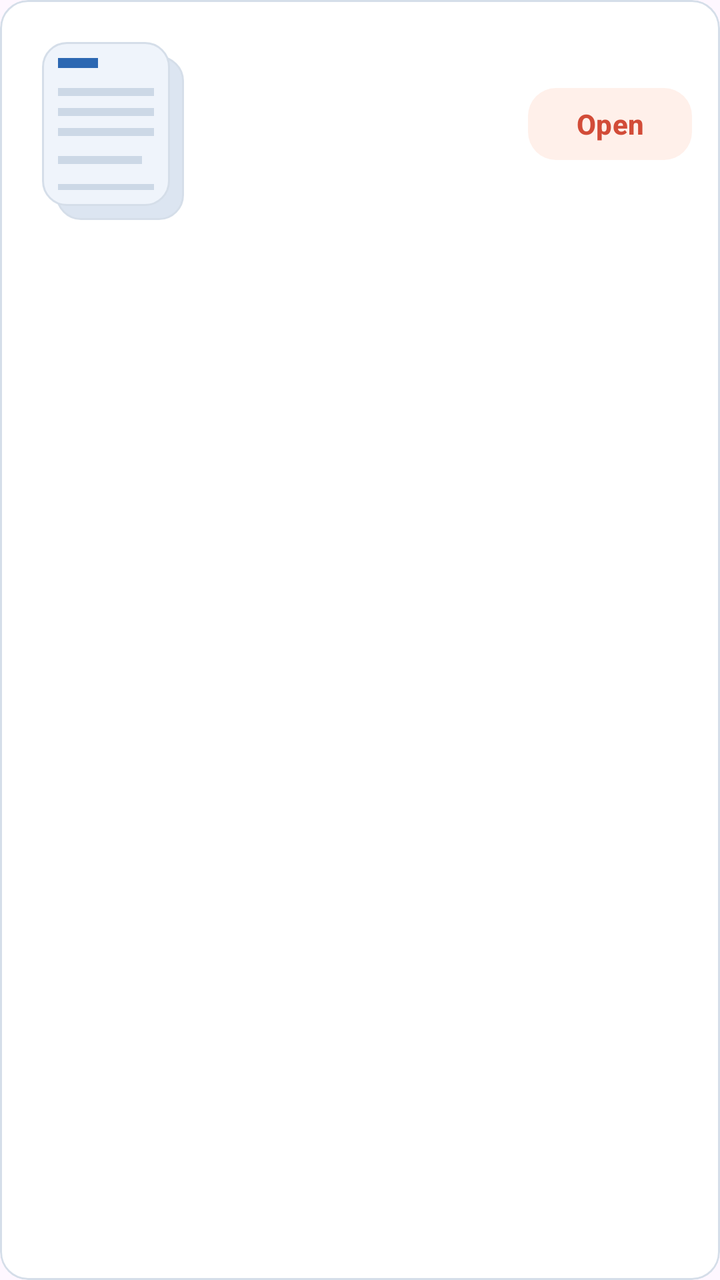
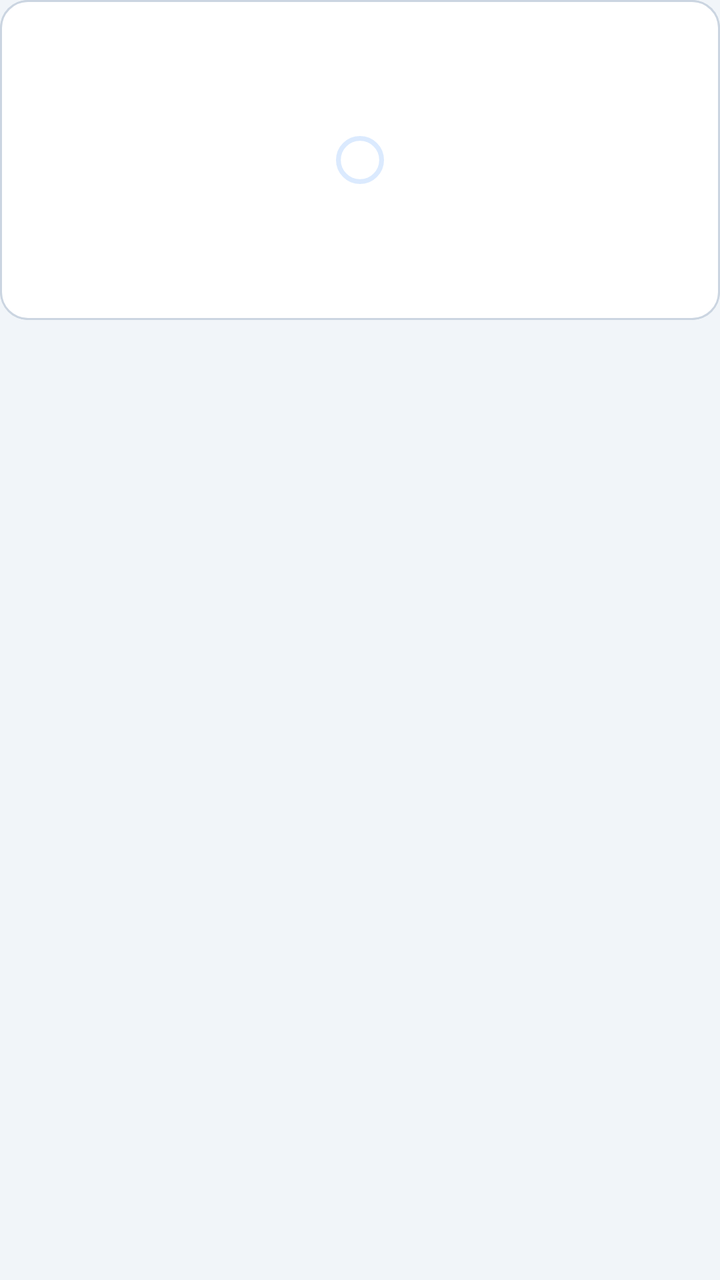

Before-and-after screenshots of an Android layout around one commit, followed by the original layout XML and the change that was made.
<!-- AndroidManifest.xml: application theme Theme.PDFZipExporter -->
<!-- res/layout/item_recent_document.xml -->
<?xml version="1.0" encoding="utf-8"?>
<com.google.android.material.card.MaterialCardView xmlns:android="http://schemas.android.com/apk/res/android"
    xmlns:app="http://schemas.android.com/apk/res-auto"
    android:layout_width="match_parent"
    android:layout_height="wrap_content"
    android:layout_marginTop="12dp"
    android:clickable="true"
    android:focusable="true"
    app:cardBackgroundColor="@color/card_surface"
    app:cardCornerRadius="14dp"
    app:cardElevation="0dp"
    app:strokeColor="@color/card_stroke"
    app:strokeWidth="1dp">

    <LinearLayout
        android:layout_width="match_parent"
        android:layout_height="wrap_content"
        android:gravity="center_vertical"
        android:orientation="horizontal"
        android:padding="14dp">

        <FrameLayout
            android:layout_width="78dp"
            android:layout_height="96dp">

            <View
                android:layout_width="64dp"
                android:layout_height="82dp"
                android:layout_gravity="bottom|end"
                android:background="@drawable/bg_document_shadow" />

            <LinearLayout
                android:layout_width="64dp"
                android:layout_height="82dp"
                android:layout_gravity="center"
                android:background="@drawable/bg_document_sheet"
                android:orientation="vertical"
                android:paddingStart="8dp"
                android:paddingTop="8dp"
                android:paddingEnd="8dp"
                android:paddingBottom="8dp">

                <View
                    android:layout_width="20dp"
                    android:layout_height="5dp"
                    android:background="@color/document_accent" />

                <View
                    android:layout_width="match_parent"
                    android:layout_height="4dp"
                    android:layout_marginTop="10dp"
                    android:background="@color/document_line" />

                <View
                    android:layout_width="match_parent"
                    android:layout_height="4dp"
                    android:layout_marginTop="6dp"
                    android:background="@color/document_line" />

                <View
                    android:layout_width="match_parent"
                    android:layout_height="4dp"
                    android:layout_marginTop="6dp"
                    android:background="@color/document_line" />

                <View
                    android:layout_width="42dp"
                    android:layout_height="4dp"
                    android:layout_marginTop="10dp"
                    android:background="@color/document_line" />

                <View
                    android:layout_width="match_parent"
                    android:layout_height="20dp"
                    android:layout_marginTop="10dp"
                    android:background="@color/document_line" />
            </LinearLayout>
        </FrameLayout>

        <LinearLayout
            android:layout_width="0dp"
            android:layout_height="wrap_content"
            android:layout_marginStart="14dp"
            android:layout_weight="1"
            android:orientation="vertical">

            <TextView
                android:id="@+id/recentDocumentName"
                android:layout_width="match_parent"
                android:layout_height="wrap_content"
                android:ellipsize="end"
                android:maxLines="2"
                android:textColor="@color/title_text"
                android:textSize="16sp"
                android:textStyle="bold" />

            <TextView
                android:id="@+id/recentDocumentMeta"
                android:layout_width="match_parent"
                android:layout_height="wrap_content"
                android:layout_marginTop="8dp"
                android:textColor="@color/body_text"
                android:textSize="13sp" />
        </LinearLayout>

        <com.google.android.material.button.MaterialButton
            android:id="@+id/resumeRecentButton"
            style="@style/Widget.PDFZipExporter.Button.Secondary"
            android:layout_width="wrap_content"
            android:layout_height="36dp"
            android:layout_marginStart="12dp"
            android:minWidth="0dp"
            android:text="@string/recent_document_action" />
    </LinearLayout>
</com.google.android.material.card.MaterialCardView>
<!-- resources referenced by this layout -->
<resources>
  <color name="body_text">#5F7087</color>
  <color name="card_stroke">#D5DEE9</color>
  <color name="card_surface">#FFFFFFFF</color>
  <color name="document_accent">#2C68B2</color>
  <color name="document_line">#CCD8E6</color>
  <color name="title_text">#132236</color>
  <!-- drawable bg_document_shadow (drawable) -->
  <?xml version="1.0" encoding="utf-8"?>
  <shape xmlns:android="http://schemas.android.com/apk/res/android"
      android:shape="rectangle">
      <solid android:color="@color/document_shadow_fill" />
      <stroke
          android:width="1dp"
          android:color="@color/card_stroke" />
      <corners android:radius="12dp" />
  </shape>
  <!-- drawable bg_document_sheet (drawable) -->
  <?xml version="1.0" encoding="utf-8"?>
  <shape xmlns:android="http://schemas.android.com/apk/res/android"
      android:shape="rectangle">
      <solid android:color="@color/document_sheet_fill" />
      <stroke
          android:width="1dp"
          android:color="@color/card_stroke" />
      <corners android:radius="12dp" />
  </shape>
  <string name="recent_document_action">Open</string>
  <style name="Widget.PDFZipExporter.Button.Secondary" parent="Widget.Material3.Button.TonalButton">
          <item name="backgroundTint">@color/button_secondary_bg</item>
          <item name="cornerRadius">14dp</item>
          <item name="android:textColor">@color/button_secondary_text</item>
          <item name="iconTint">@color/button_secondary_text</item>
          <item name="android:textStyle">bold</item>
          <item name="elevation">0dp</item>
          <item name="android:minHeight">44dp</item>
          <item name="android:insetTop">0dp</item>
          <item name="android:insetBottom">0dp</item>
      </style>
  <style name="Theme.PDFZipExporter" parent="Theme.Material3.DayNight.NoActionBar">
          <item name="android:statusBarColor">@android:color/transparent</item>
          <item name="android:navigationBarColor">@android:color/transparent</item>
          <item name="android:windowLightStatusBar">true</item>
          <item name="android:windowBackground">@drawable/bg_main</item>
          <item name="colorPrimary">@color/progress_color</item>
          <item name="colorOnPrimary">@android:color/white</item>
          <item name="colorSecondary">@color/button_secondary_text</item>
          <item name="colorSurface">@color/card_surface</item>
      </style>
  <color name="document_shadow_fill">#DCE5F1</color>
  <color name="document_sheet_fill">#EFF4FB</color>
  <color name="button_secondary_bg">#FFF0EA</color>
  <color name="button_secondary_text">#D24C38</color>
  <!-- drawable bg_main (drawable) -->
  <?xml version="1.0" encoding="utf-8"?>
  <layer-list xmlns:android="http://schemas.android.com/apk/res/android">
      <item>
          <shape android:shape="rectangle">
              <gradient
                  android:angle="300"
                  android:endColor="@color/background_end"
                  android:startColor="@color/background_start" />
          </shape>
      </item>
  
      <item
          android:left="-120dp"
          android:top="-140dp">
          <shape android:shape="oval">
              <size
                  android:width="360dp"
                  android:height="360dp" />
              <gradient
                  android:endColor="#00D5E2F4"
                  android:gradientRadius="190dp"
                  android:startColor="#73D5E2F4"
                  android:type="radial" />
          </shape>
      </item>
  
      <item
          android:bottom="-130dp"
          android:right="-120dp">
          <shape android:shape="oval">
              <size
                  android:width="340dp"
                  android:height="340dp" />
              <gradient
                  android:endColor="#00B5C9E4"
                  android:gradientRadius="200dp"
                  android:startColor="#66B5C9E4"
                  android:type="radial" />
          </shape>
      </item>
  </layer-list>
  <color name="progress_color">#E4553F</color>
  <color name="background_end">#E9EEF6</color>
  <color name="background_start">#F6F8FC</color>
</resources>

<!-- the commit's change to res/layout/item_recent_document.xml (unified diff, before → after) -->
@@ -1,88 +1,71 @@
 <?xml version="1.0" encoding="utf-8"?>
 <com.google.android.material.card.MaterialCardView xmlns:android="http://schemas.android.com/apk/res/android"
     xmlns:app="http://schemas.android.com/apk/res-auto"
-    android:layout_width="match_parent"
+    android:layout_width="130dp"
     android:layout_height="wrap_content"
-    android:layout_marginTop="12dp"
+    android:layout_marginEnd="12dp"
+    android:layout_marginBottom="8dp"
     android:clickable="true"
     android:focusable="true"
-    app:cardBackgroundColor="@color/card_surface"
-    app:cardCornerRadius="14dp"
+    android:foreground="?attr/selectableItemBackground"
+    app:cardBackgroundColor="@android:color/transparent"
     app:cardElevation="0dp"
-    app:strokeColor="@color/card_stroke"
-    app:strokeWidth="1dp">
+    app:strokeWidth="0dp">
 
     <LinearLayout
         android:layout_width="match_parent"
         android:layout_height="wrap_content"
-        android:gravity="center_vertical"
-        android:orientation="horizontal"
-        android:padding="14dp">
+        android:orientation="vertical">
 
-        <FrameLayout
-            android:layout_width="78dp"
-            android:layout_height="96dp">
+        
+        <com.google.android.material.card.MaterialCardView
+            android:layout_width="match_parent"
+            android:layout_height="160dp"
+            app:cardBackgroundColor="@color/card_surface"
+            app:cardCornerRadius="14dp"
+            app:cardElevation="0dp"
+            app:strokeColor="@color/card_stroke"
+            app:strokeWidth="1dp">
 
-            <View
-                android:layout_width="64dp"
-                android:layout_height="82dp"
-                android:layout_gravity="bottom|end"
-                android:background="@drawable/bg_document_shadow" />
+            <FrameLayout
+                android:layout_width="match_parent"
+                android:layout_height="match_parent">
 
-            <LinearLayout
-                android:layout_width="64dp"
-                android:layout_height="82dp"
-                android:layout_gravity="center"
-                android:background="@drawable/bg_document_sheet"
-                android:orientation="vertical"
-                android:paddingStart="8dp"
-                android:paddingTop="8dp"
-                android:paddingEnd="8dp"
-                android:paddingBottom="8dp">
-
-                <View
-                    android:layout_width="20dp"
-                    android:layout_height="5dp"
-                    android:background="@color/document_accent" />
-
+                
                 <View
                     android:layout_width="match_parent"
-                    android:layout_height="4dp"
-                    android:layout_marginTop="10dp"
-                    android:background="@color/document_line" />
+                    android:layout_height="match_parent"
+                    android:background="@drawable/bg_document_shadow" />
 
-                <View
+                
+                <ImageView
+                    android:id="@+id/recentDocumentCover"
                     android:layout_width="match_parent"
-                    android:layout_height="4dp"
-                    android:layout_marginTop="6dp"
-                    android:background="@color/document_line" />
+                    android:layout_height="match_parent"
+                    android:scaleType="centerCrop"
+                    android:src="@drawable/bg_document_sheet" />
 
-                <View
-                    android:layout_width="match_parent"
-                    android:layout_height="4dp"
-                    android:layout_marginTop="6dp"
-                    android:background="@color/document_line" />
+                
+                <com.google.android.material.progressindicator.CircularProgressIndicator
+                    android:id="@+id/recentDocumentProgress"
+                    android:layout_width="24dp"
+                    android:layout_height="24dp"
+                    android:layout_gravity="center"
+                    android:scaleX="0.6"
+                    android:scaleY="0.6"
+                    app:indicatorColor="@color/progress_color"
+                    app:trackColor="@color/progress_track" />
+            </FrameLayout>
+        </com.google.android.material.card.MaterialCardView>
 
-                <View
-                    android:layout_width="42dp"
-                    android:layout_height="4dp"
-                    android:layout_marginTop="10dp"
-                    android:background="@color/document_line" />
-
-                <View
-                    android:layout_width="match_parent"
-                    android:layout_height="20dp"
-                    android:layout_marginTop="10dp"
-                    android:background="@color/document_line" />
-            </LinearLayout>
-        </FrameLayout>
-
+        
         <LinearLayout
-            android:layout_width="0dp"
+            android:layout_width="match_parent"
             android:layout_height="wrap_content"
-            android:layout_marginStart="14dp"
-            android:layout_weight="1"
-            android:orientation="vertical">
+            android:layout_marginTop="8dp"
+            android:orientation="vertical"
+            android:paddingStart="4dp"
+            android:paddingEnd="4dp">
 
             <TextView
                 android:id="@+id/recentDocumentName"
@@ -91,25 +74,18 @@
                 android:ellipsize="end"
                 android:maxLines="2"
                 android:textColor="@color/title_text"
-                android:textSize="16sp"
+                android:textSize="12sp"
                 android:textStyle="bold" />
 
             <TextView
                 android:id="@+id/recentDocumentMeta"
                 android:layout_width="match_parent"
                 android:layout_height="wrap_content"
-                android:layout_marginTop="8dp"
+                android:layout_marginTop="4dp"
+                android:ellipsize="end"
+                android:maxLines="2"
                 android:textColor="@color/body_text"
-                android:textSize="13sp" />
+                android:textSize="10sp" />
         </LinearLayout>
-
-        <com.google.android.material.button.MaterialButton
-            android:id="@+id/resumeRecentButton"
-            style="@style/Widget.PDFZipExporter.Button.Secondary"
-            android:layout_width="wrap_content"
-            android:layout_height="36dp"
-            android:layout_marginStart="12dp"
-            android:minWidth="0dp"
-            android:text="@string/recent_document_action" />
     </LinearLayout>
 </com.google.android.material.card.MaterialCardView>
<!-- resource entries referenced after the edit -->
@@ -1,11 +1,9 @@
 <!-- resources referenced by this layout -->
 <resources>
-  <color name="body_text">#5F7087</color>
-  <color name="card_stroke">#D5DEE9</color>
-  <color name="card_surface">#FFFFFFFF</color>
-  <color name="document_accent">#2C68B2</color>
-  <color name="document_line">#CCD8E6</color>
-  <color name="title_text">#132236</color>
+  <color name="body_text">#64748B</color>
+  <color name="card_stroke">#CBD5E1</color>
+  <color name="card_surface">#FFFFFF</color>
+  <color name="title_text">#0F172A</color>
   <!-- drawable bg_document_shadow (drawable) -->
   <?xml version="1.0" encoding="utf-8"?>
   <shape xmlns:android="http://schemas.android.com/apk/res/android"
@@ -26,19 +24,10 @@
           android:color="@color/card_stroke" />
       <corners android:radius="12dp" />
   </shape>
-  <string name="recent_document_action">Open</string>
-  <style name="Widget.PDFZipExporter.Button.Secondary" parent="Widget.Material3.Button.TonalButton">
-          <item name="backgroundTint">@color/button_secondary_bg</item>
-          <item name="cornerRadius">14dp</item>
-          <item name="android:textColor">@color/button_secondary_text</item>
-          <item name="iconTint">@color/button_secondary_text</item>
-          <item name="android:textStyle">bold</item>
-          <item name="elevation">0dp</item>
-          <item name="android:minHeight">44dp</item>
-          <item name="android:insetTop">0dp</item>
-          <item name="android:insetBottom">0dp</item>
-      </style>
-  <style name="Theme.PDFZipExporter" parent="Theme.Material3.DayNight.NoActionBar">
+  <style name="Theme.PDFZipExporter" parent="Base.Theme.PDFZipExporter" />
+  <color name="document_shadow_fill">#E2E8F0</color>
+  <color name="document_sheet_fill">#FFFFFF</color>
+  <style name="Base.Theme.PDFZipExporter" parent="Theme.Material3.DayNight.NoActionBar">
           <item name="android:statusBarColor">@android:color/transparent</item>
           <item name="android:navigationBarColor">@android:color/transparent</item>
           <item name="android:windowLightStatusBar">true</item>
@@ -48,54 +37,15 @@
           <item name="colorSecondary">@color/button_secondary_text</item>
           <item name="colorSurface">@color/card_surface</item>
       </style>
-  <color name="document_shadow_fill">#DCE5F1</color>
-  <color name="document_sheet_fill">#EFF4FB</color>
-  <color name="button_secondary_bg">#FFF0EA</color>
-  <color name="button_secondary_text">#D24C38</color>
+  <color name="button_secondary_text">#2563EB</color>
   <!-- drawable bg_main (drawable) -->
   <?xml version="1.0" encoding="utf-8"?>
-  <layer-list xmlns:android="http://schemas.android.com/apk/res/android">
-      <item>
-          <shape android:shape="rectangle">
-              <gradient
-                  android:angle="300"
-                  android:endColor="@color/background_end"
-                  android:startColor="@color/background_start" />
-          </shape>
-      </item>
-  
-      <item
-          android:left="-120dp"
-          android:top="-140dp">
-          <shape android:shape="oval">
-              <size
-                  android:width="360dp"
-                  android:height="360dp" />
-              <gradient
-                  android:endColor="#00D5E2F4"
-                  android:gradientRadius="190dp"
-                  android:startColor="#73D5E2F4"
-                  android:type="radial" />
-          </shape>
-      </item>
-  
-      <item
-          android:bottom="-130dp"
-          android:right="-120dp">
-          <shape android:shape="oval">
-              <size
-                  android:width="340dp"
-                  android:height="340dp" />
-              <gradient
-                  android:endColor="#00B5C9E4"
-                  android:gradientRadius="200dp"
-                  android:startColor="#66B5C9E4"
-                  android:type="radial" />
-          </shape>
-      </item>
-  </layer-list>
-  <color name="progress_color">#E4553F</color>
-  <color name="background_end">#E9EEF6</color>
-  <color name="background_start">#F6F8FC</color>
+  <shape xmlns:android="http://schemas.android.com/apk/res/android"
+      android:shape="rectangle">
+      <solid android:color="@color/background_start" />
+  </shape>
+  <color name="progress_color">#2563EB</color>
+  <color name="progress_track">#DBEAFE</color>
+  <color name="background_start">#F1F5F9</color>
 </resources>
 
